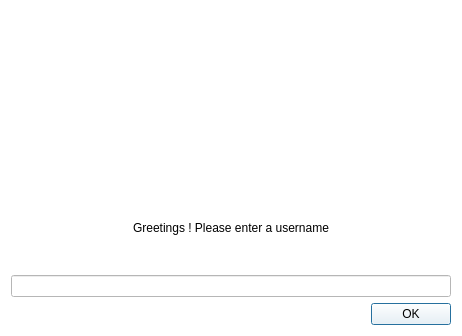
This is wizarddialog.ui in savoirfairelinux/jami-client-windows as Qt 5 draws it before an edit. The edited form follows.
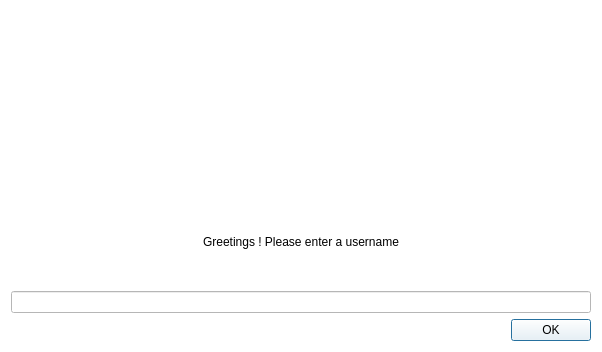
This is the edited form. Icons and pictures are not drawn.

```diff
--- a/wizarddialog.ui
+++ b/wizarddialog.ui
@@ -6,8 +6,8 @@
    <rect>
     <x>0</x>
     <y>0</y>
-    <width>462</width>
-    <height>336</height>
+    <width>602</width>
+    <height>352</height>
    </rect>
   </property>
   <property name="palette">
```
Left out of the diff: 2 changed lines with no effect on the pictures.
